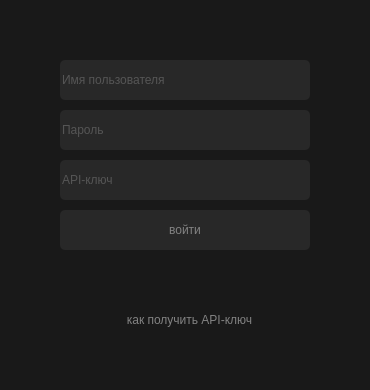
HappyAcidRain/ChatieThing, file Ver_2.0/regUI.ui: the form before one commit.
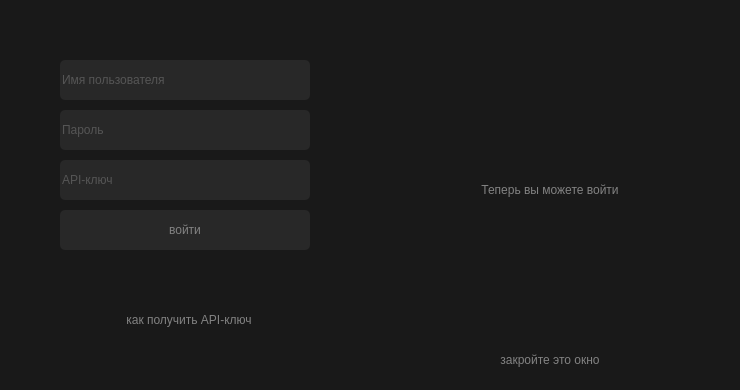
The form after the commit.

Commit message: reg window animations added

What changed in the file:
```diff
--- a/Ver_2.0/regUI.ui
+++ b/Ver_2.0/regUI.ui
@@ -6,7 +6,7 @@
    <rect>
     <x>0</x>
     <y>0</y>
-    <width>370</width>
+    <width>740</width>
     <height>390</height>
    </rect>
   </property>
@@ -107,12 +107,47 @@
      <rect>
       <x>69</x>
       <y>310</y>
-      <width>241</width>
+      <width>240</width>
       <height>20</height>
      </rect>
     </property>
     <property name="text">
      <string>как получить API-ключ</string>
+    </property>
+    <property name="alignment">
+     <set>Qt::AlignCenter</set>
+    </property>
+    <property name="openExternalLinks">
+     <bool>true</bool>
+    </property>
+   </widget>
+   <widget class="QLabel" name="lbl_pass">
+    <property name="geometry">
+     <rect>
+      <x>430</x>
+      <y>180</y>
+      <width>240</width>
+      <height>20</height>
+     </rect>
+    </property>
+    <property name="text">
+     <string>Теперь вы можете войти</string>
+    </property>
+    <property name="alignment">
+     <set>Qt::AlignCenter</set>
+    </property>
+   </widget>
+   <widget class="QLabel" name="lbl_closeWin">
+    <property name="geometry">
+     <rect>
+      <x>430</x>
+      <y>350</y>
+      <width>240</width>
+      <height>20</height>
+     </rect>
+    </property>
+    <property name="text">
+     <string>закройте это окно</string>
     </property>
     <property name="alignment">
      <set>Qt::AlignCenter</set>
```
Left out of the diff: 10 changed lines with no effect on the pictures. The commit also changes 5 other files.
